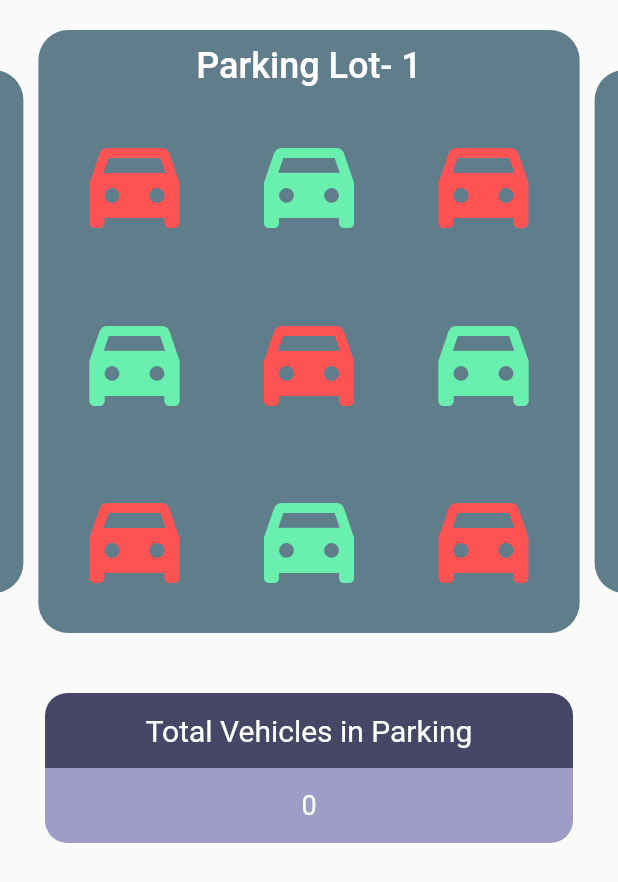
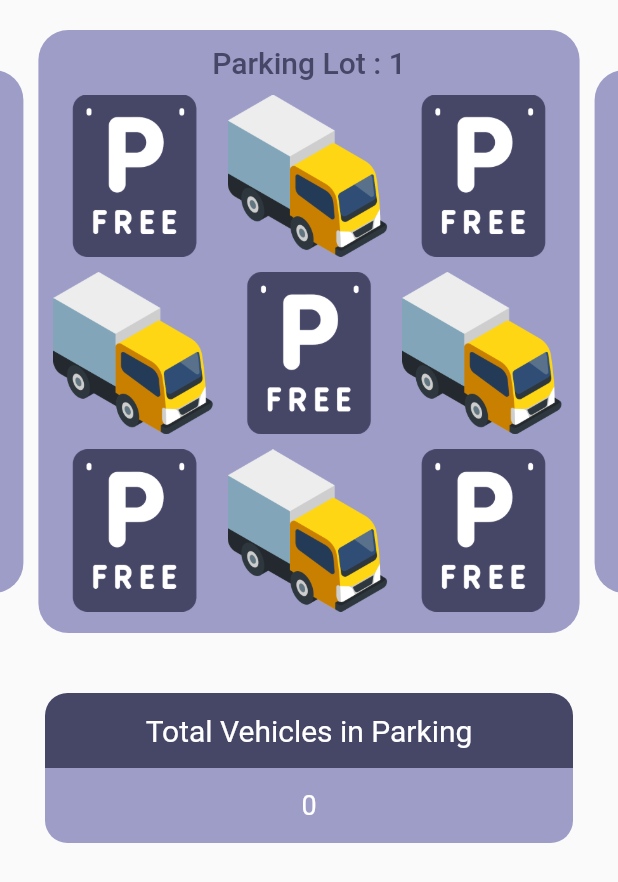
Before and after one commit to apexpre-dator/YardMaster, a Flutter app: the ParkingScreen screen opened by its route, on a phone screen of 412 x 824 dp. Shown: the top 882 px of the screen. Run offline on Flutter 3.47's test engine with Material 2 defaults, Android fonts, the phone set to English and light mode, and no system bars; drawn by our look-alikes of carousel_slider; our stand-ins replace cloud_firestore, custom_radio_grouped_button, dropdown_button2, firebase_auth, firebase_core, firebase_storage and 7 more; missing offline and left inert: giffy_dialog, qr_code_scanner, toggle_list; accounts and stored records are empty.

Commit message:
App UI done

```diff
--- a/lib/screens/parkingScreen.dart
+++ b/lib/screens/parkingScreen.dart
@@ -30,16 +30,16 @@ class _ParkingScreenState extends State<ParkingScreen> {
                         margin: const EdgeInsets.all(5),
                         padding: const EdgeInsets.all(10),
                         decoration: BoxDecoration(
-                          color: Colors.blueGrey,
+                          color: lightColor,
                           borderRadius: BorderRadius.circular(20),
                         ),
                         child: Column(
                           children: [
                             Text(
-                              'Parking Lot- $i',
+                              'Parking Lot : $i',
                               style: const TextStyle(
-                                fontSize: 24,
-                                color: Colors.white,
+                                fontSize: 20,
+                                color: darkColor,
                                 fontWeight: FontWeight.w500,
                               ),
                             ),
@@ -48,8 +48,8 @@ class _ParkingScreenState extends State<ParkingScreen> {
                               child: GridView.builder(
                                 itemCount: 9,
                                 itemBuilder: (context, index) {
-                                  return IconButton(
-                                    onPressed: () {
+                                  return InkWell(
+                                    onTap: () {
                                       showDialog(
                                         context: context,
                                         builder: (_) => GiffyDialog.rive(
@@ -74,12 +74,19 @@ class _ParkingScreenState extends State<ParkingScreen> {
                                               ),
                                             );
                                           },
-                                          title: const Text(
-                                            'Vehicle Number',
-                                            textAlign: TextAlign.center,
+                                          title: Text(
+                                            index % 2 == 0
+                                                ? 'Empty Slot'
+                                                : 'Vehicle Number: UP76XX9999',
+                                            // textAlign: TextAlign.center,
+                                            style: TextStyle(
+                                              fontSize: 18,
+                                            ),
                                           ),
-                                          content: const Text(
-                                            'Registration Id',
+                                          content: Text(
+                                            index % 2 == 0
+                                                ? 'This Parking lot is Free'
+                                                : 'Driver Name: Ayush Uttam',
                                             textAlign: TextAlign.center,
                                           ),
                                           actions: [
@@ -97,13 +104,18 @@ class _ParkingScreenState extends State<ParkingScreen> {
                                         ),
                                       );
                                     },
-                                    icon: Icon(
-                                      Icons.directions_car_filled,
-                                      color: index % 2 == 0
-                                          ? Colors.redAccent
-                                          : Colors.greenAccent,
-                                      size: 80,
-                                    ),
+                                    child: index % 2 == 0 || i>=2
+                                        ? SizedBox(
+                                            height: 50,
+                                            width: 50,
+                                            child: Image.asset(
+                                              'assets/free.png',
+                                            ))
+                                        : SizedBox(
+                                            height: 50,
+                                            width: 50,
+                                            child: Image.asset(
+                                                'assets/notFree.png')),
                                   );
                                 },
                                 physics: const NeverScrollableScrollPhysics(),
```
Also changed, not shown: assets/free.png (added), assets/notFree.png (added).
